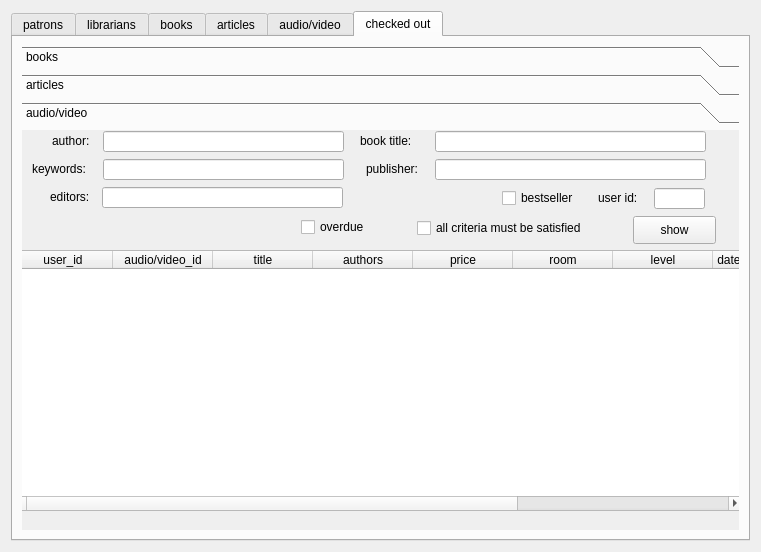
Louie-ru/LMS-INNO, file QT/librarian.ui: the form before one commit.
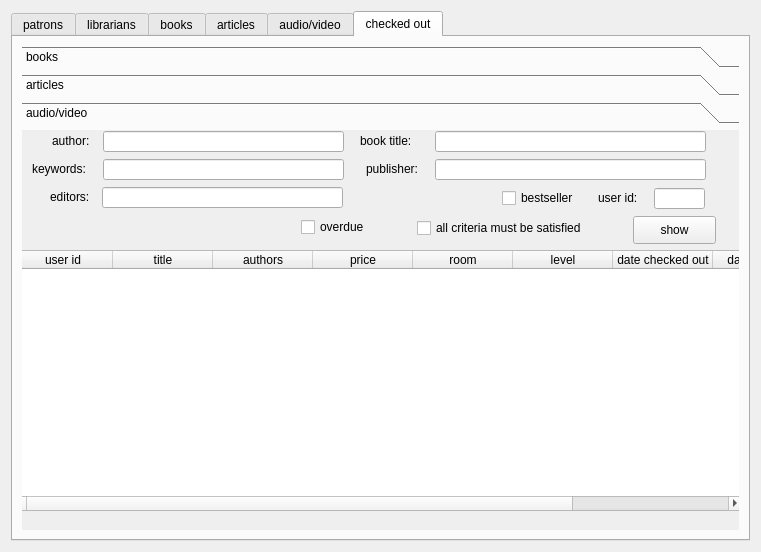
The form after the commit.

Commit message: layouts added; work with tables finished

```diff
--- a/QT/librarian.ui
+++ b/QT/librarian.ui
@@ -2107,12 +2107,7 @@
            </property>
            <column>
             <property name="text">
-             <string>user_id</string>
-            </property>
-           </column>
-           <column>
-            <property name="text">
-             <string>audio/video_id</string>
+             <string>user id</string>
             </property>
            </column>
            <column>
```
Left out of the diff: 73 changed lines with no effect on the pictures. The commit also changes 4 other files.
